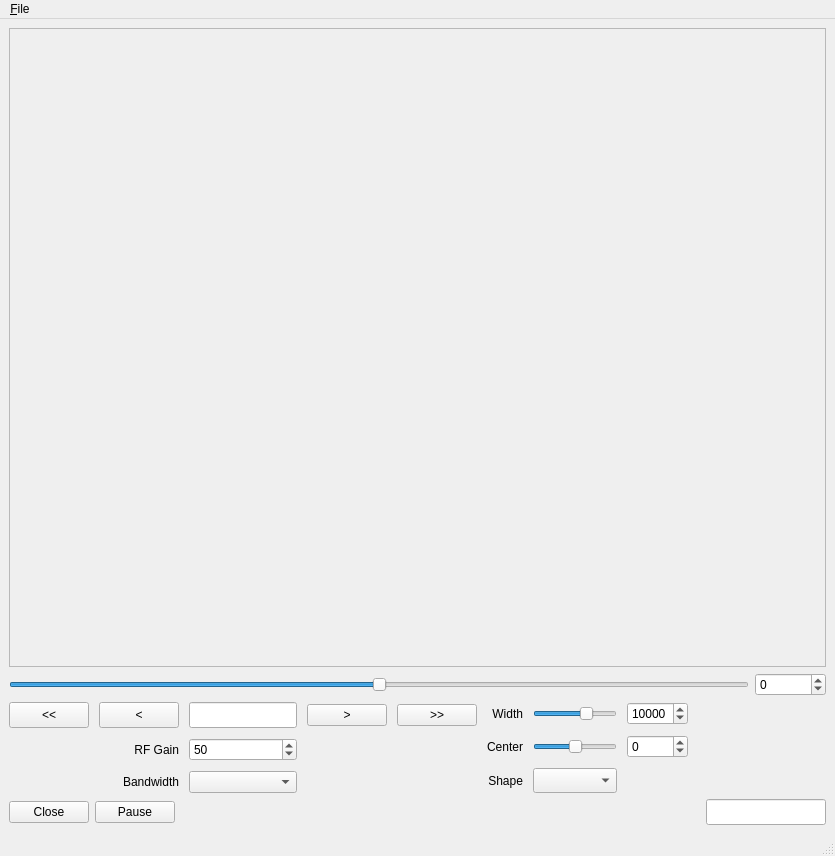
This is gqrx_qtgui.ui in gqrx-sdr/gqrx as Qt 5 draws it before an edit. The edited form follows.
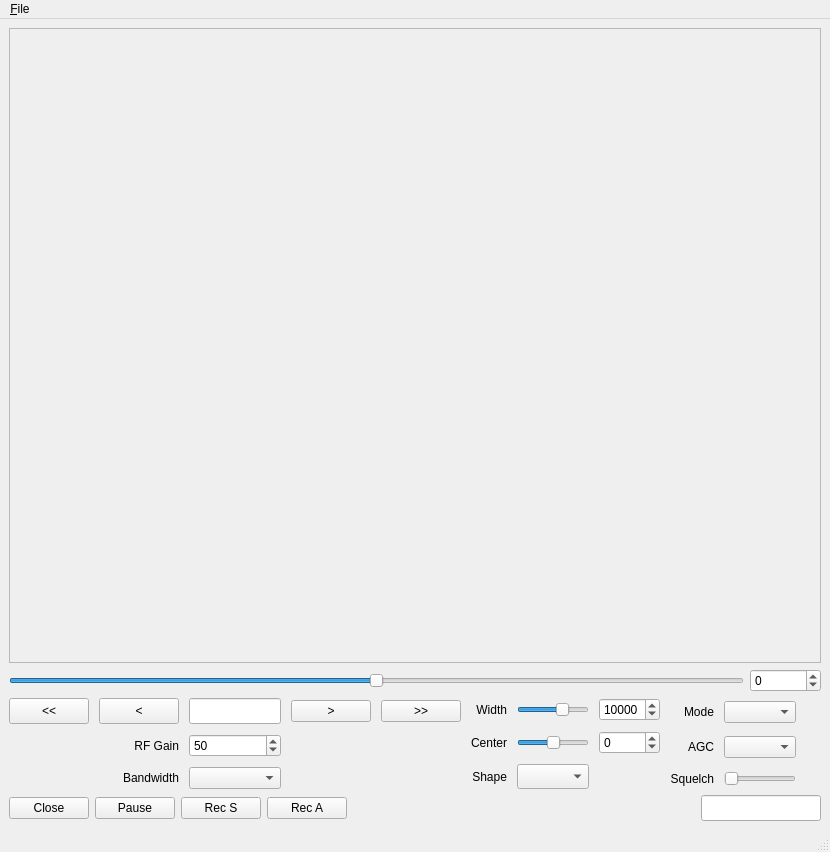
This is the edited form.

Commit message: Added templates for mode, agc and squelch.

The edit to the form file:
```diff
--- a/gqrx_qtgui.ui
+++ b/gqrx_qtgui.ui
@@ -6,8 +6,8 @@
    <rect>
     <x>0</x>
     <y>0</y>
-    <width>835</width>
-    <height>856</height>
+    <width>830</width>
+    <height>852</height>
    </rect>
   </property>
   <property name="windowTitle">
@@ -349,6 +349,59 @@
         </item>
        </layout>
       </item>
+      <item>
+       <layout class="QGridLayout" name="gridLayout_3">
+        <item row="0" column="0">
+         <widget class="QLabel" name="modeLabel">
+          <property name="text">
+           <string>Mode</string>
+          </property>
+          <property name="alignment">
+           <set>Qt::AlignRight|Qt::AlignTrailing|Qt::AlignVCenter</set>
+          </property>
+         </widget>
+        </item>
+        <item row="0" column="1">
+         <widget class="QComboBox" name="modeCombo"/>
+        </item>
+        <item row="1" column="0">
+         <widget class="QLabel" name="agcLabe">
+          <property name="text">
+           <string>AGC</string>
+          </property>
+          <property name="alignment">
+           <set>Qt::AlignRight|Qt::AlignTrailing|Qt::AlignVCenter</set>
+          </property>
+         </widget>
+        </item>
+        <item row="1" column="1">
+         <widget class="QComboBox" name="agcCombo"/>
+        </item>
+        <item row="2" column="0">
+         <widget class="QLabel" name="sqlLabel">
+          <property name="text">
+           <string>Squelch</string>
+          </property>
+          <property name="alignment">
+           <set>Qt::AlignRight|Qt::AlignTrailing|Qt::AlignVCenter</set>
+          </property>
+         </widget>
+        </item>
+        <item row="2" column="1">
+         <widget class="QSlider" name="sqlSlider">
+          <property name="sizePolicy">
+           <sizepolicy hsizetype="Preferred" vsizetype="Fixed">
+            <horstretch>0</horstretch>
+            <verstretch>0</verstretch>
+           </sizepolicy>
+          </property>
+          <property name="orientation">
+           <enum>Qt::Horizontal</enum>
+          </property>
+         </widget>
+        </item>
+       </layout>
+      </item>
       <item>
        <spacer name="horizontalSpacer_2">
         <property name="orientation">
@@ -398,6 +451,20 @@
         </property>
        </widget>
       </item>
+      <item>
+       <widget class="QPushButton" name="pushButton">
+        <property name="text">
+         <string>Rec S</string>
+        </property>
+       </widget>
+      </item>
+      <item>
+       <widget class="QPushButton" name="pushButton_2">
+        <property name="text">
+         <string>Rec A</string>
+        </property>
+       </widget>
+      </item>
       <item>
        <spacer name="horizontalSpacer">
         <property name="orientation">
@@ -436,7 +503,7 @@
     <rect>
      <x>0</x>
      <y>0</y>
-     <width>835</width>
+     <width>830</width>
      <height>22</height>
     </rect>
    </property>
```
The commit also changes 2 other files.
